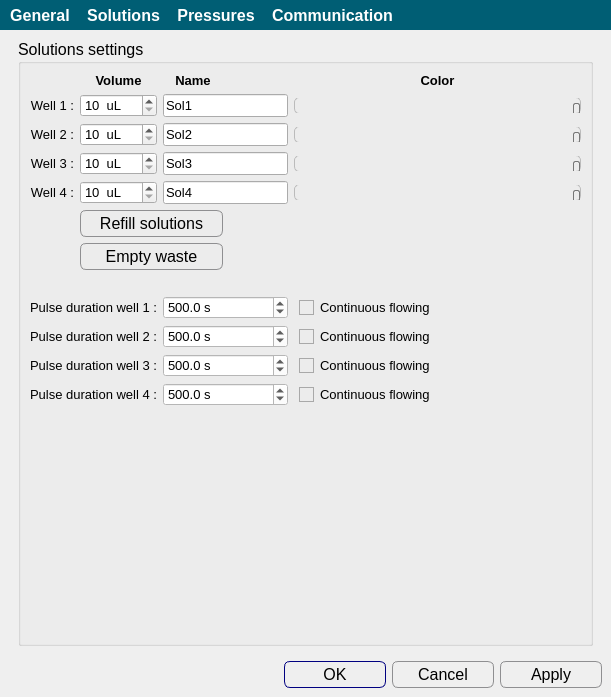
Above: apps/Lab-on-a-tip/tools.ui from bellonemauro/Labonatip2.0 before the change. Below: the same form after it.
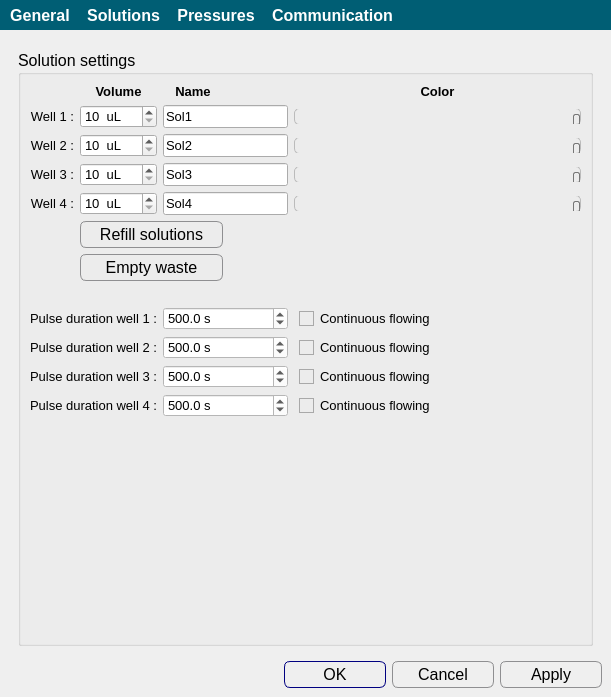
That is the form after the change. The open tabs and pages were chosen to show the change. Icons and pictures are not drawn.

```diff
--- a/apps/Lab-on-a-tip/tools.ui
+++ b/apps/Lab-on-a-tip/tools.ui
@@ -805,7 +805,7 @@
       <widget class="QWidget" name="page_2">
        <layout class="QGridLayout" name="gridLayout">
         <property name="topMargin">
-         <number>0</number>
+         <number>11</number>
         </property>
         <item row="0" column="0">
          <widget class="QGroupBox" name="groupBox_solutionNames">
@@ -817,7 +817,7 @@
            </font>
           </property>
           <property name="title">
-           <string>Solutions settings</string>
+           <string>Solution settings</string>
           </property>
           <layout class="QGridLayout" name="gridLayout_3">
            <item row="14" column="3" colspan="2">
```
Left out of the diff: 6 changed lines with no effect on the pictures.
